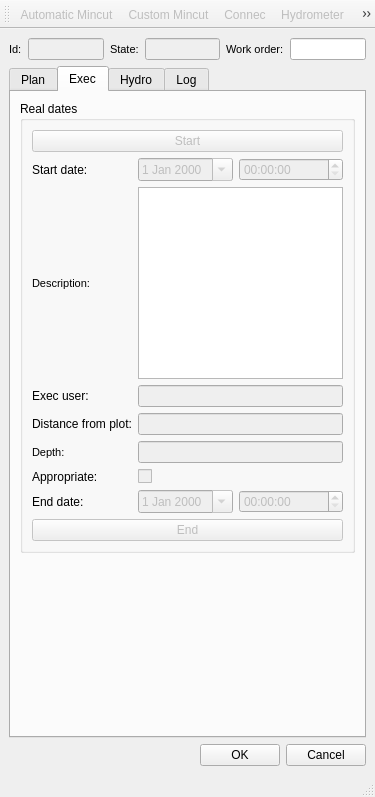
Giswater/giswater_qgis_plugin, file ui/mincut.ui: the form before one commit.
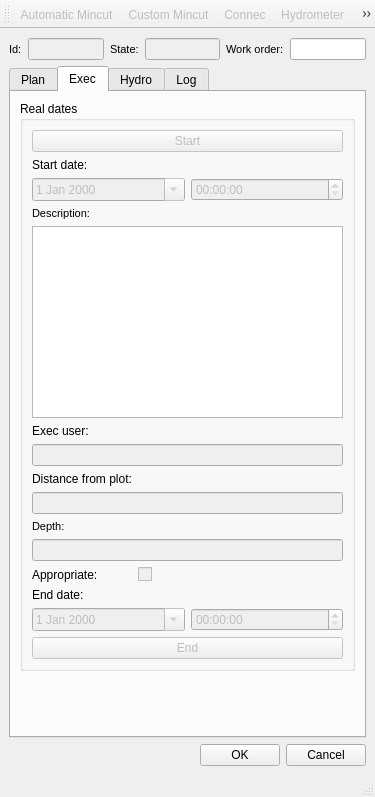
The form after the commit. The open tabs and pages were chosen to show the change. Icons and pictures are not drawn.

Commit message: Enhancement: mincut form

What changed in the file:
```diff
--- a/ui/mincut.ui
+++ b/ui/mincut.ui
@@ -535,85 +535,30 @@
                </property>
               </widget>
              </item>
-             <item row="6" column="0">
+             <item row="12" column="0">
               <widget class="QLabel" name="lbl_exec_appropriate">
                <property name="text">
                 <string>Appropriate:</string>
                </property>
               </widget>
              </item>
-             <item row="1" column="0">
-              <widget class="QLabel" name="lbl_exec_startdate">
-               <property name="text">
-                <string>Start date:</string>
-               </property>
-              </widget>
-             </item>
-             <item row="2" column="0">
-              <widget class="QLabel" name="lbl_descript_rd">
-               <property name="font">
-                <font>
-                 <pointsize>8</pointsize>
-                </font>
-               </property>
-               <property name="frameShape">
-                <enum>QFrame::NoFrame</enum>
-               </property>
-               <property name="frameShadow">
-                <enum>QFrame::Plain</enum>
-               </property>
-               <property name="text">
-                <string>Description:</string>
-               </property>
-               <property name="textFormat">
-                <enum>Qt::AutoText</enum>
-               </property>
-               <property name="scaledContents">
-                <bool>false</bool>
-               </property>
-               <property name="margin">
-                <number>3</number>
-               </property>
-              </widget>
-             </item>
-             <item row="7" column="1">
-              <widget class="QDateEdit" name="cbx_date_end">
+             <item row="17" column="0" colspan="3">
+              <widget class="QPushButton" name="btn_end">
                <property name="enabled">
                 <bool>false</bool>
                </property>
-               <property name="calendarPopup">
-                <bool>true</bool>
+               <property name="sizePolicy">
+                <sizepolicy hsizetype="Preferred" vsizetype="Fixed">
+                 <horstretch>0</horstretch>
+                 <verstretch>0</verstretch>
+                </sizepolicy>
                </property>
-              </widget>
-             </item>
-             <item row="4" column="1" colspan="2">
-              <widget class="QLineEdit" name="distance">
-               <property name="enabled">
-                <bool>false</bool>
-               </property>
-              </widget>
-             </item>
-             <item row="7" column="0">
-              <widget class="QLabel" name="lbl_exec_enddate">
                <property name="text">
-                <string>End date:</string>
+                <string>End</string>
                </property>
               </widget>
              </item>
-             <item row="5" column="1" colspan="2">
-              <widget class="QLineEdit" name="depth">
-               <property name="enabled">
-                <bool>false</bool>
-               </property>
-               <property name="inputMask">
-                <string/>
-               </property>
-               <property name="text">
-                <string/>
-               </property>
-              </widget>
-             </item>
-             <item row="6" column="1" colspan="2">
+             <item row="12" column="1" colspan="2">
               <widget class="QCheckBox" name="appropiate">
                <property name="enabled">
                 <bool>false</bool>
@@ -635,46 +580,125 @@
                </property>
               </widget>
              </item>
-             <item row="4" column="0">
-              <widget class="QLabel" name="lbl_dist_from_plot">
-               <property name="text">
-                <string>Distance from plot:</string>
-               </property>
-              </widget>
-             </item>
-             <item row="1" column="2">
-              <widget class="QTimeEdit" name="cbx_hours_start">
-               <property name="enabled">
-                <bool>false</bool>
-               </property>
-               <property name="sizePolicy">
-                <sizepolicy hsizetype="Expanding" vsizetype="Fixed">
-                 <horstretch>0</horstretch>
-                 <verstretch>0</verstretch>
-                </sizepolicy>
-               </property>
-              </widget>
-             </item>
-             <item row="2" column="1" colspan="2">
+             <item row="4" column="0" colspan="3">
               <widget class="QTextEdit" name="real_description"/>
              </item>
-             <item row="1" column="1">
-              <widget class="QDateEdit" name="cbx_date_start">
+             <item row="9" column="0" colspan="3">
+              <widget class="QLineEdit" name="distance">
                <property name="enabled">
                 <bool>false</bool>
                </property>
-               <property name="sizePolicy">
-                <sizepolicy hsizetype="Preferred" vsizetype="Preferred">
-                 <horstretch>0</horstretch>
-                 <verstretch>0</verstretch>
-                </sizepolicy>
+              </widget>
+             </item>
+             <item row="11" column="0" colspan="3">
+              <widget class="QLineEdit" name="depth">
+               <property name="enabled">
+                <bool>false</bool>
                </property>
-               <property name="calendarPopup">
-                <bool>true</bool>
+               <property name="inputMask">
+                <string/>
                </property>
+               <property name="text">
+                <string/>
+               </property>
               </widget>
              </item>
-             <item row="5" column="0">
+             <item row="15" column="0" colspan="3">
+              <layout class="QGridLayout" name="gridLayout_2">
+               <item row="1" column="0">
+                <widget class="QDateEdit" name="cbx_date_end">
+                 <property name="enabled">
+                  <bool>false</bool>
+                 </property>
+                 <property name="calendarPopup">
+                  <bool>true</bool>
+                 </property>
+                </widget>
+               </item>
+               <item row="1" column="1">
+                <widget class="QTimeEdit" name="cbx_hours_end">
+                 <property name="enabled">
+                  <bool>false</bool>
+                 </property>
+                </widget>
+               </item>
+               <item row="0" column="0" colspan="2">
+                <widget class="QLabel" name="lbl_exec_enddate">
+                 <property name="text">
+                  <string>End date:</string>
+                 </property>
+                </widget>
+               </item>
+              </layout>
+             </item>
+             <item row="1" column="0" colspan="3">
+              <layout class="QGridLayout" name="gridLayout_18">
+               <item row="1" column="0">
+                <widget class="QDateEdit" name="cbx_date_start">
+                 <property name="enabled">
+                  <bool>false</bool>
+                 </property>
+                 <property name="sizePolicy">
+                  <sizepolicy hsizetype="Minimum" vsizetype="Fixed">
+                   <horstretch>0</horstretch>
+                   <verstretch>0</verstretch>
+                  </sizepolicy>
+                 </property>
+                 <property name="calendarPopup">
+                  <bool>true</bool>
+                 </property>
+                </widget>
+               </item>
+               <item row="1" column="1">
+                <widget class="QTimeEdit" name="cbx_hours_start">
+                 <property name="enabled">
+                  <bool>false</bool>
+                 </property>
+                 <property name="sizePolicy">
+                  <sizepolicy hsizetype="Minimum" vsizetype="Fixed">
+                   <horstretch>0</horstretch>
+                   <verstretch>0</verstretch>
+                  </sizepolicy>
+                 </property>
+                </widget>
+               </item>
+               <item row="0" column="0" colspan="2">
+                <widget class="QLabel" name="lbl_exec_startdate">
+                 <property name="text">
+                  <string>Start date:</string>
+                 </property>
+                </widget>
+               </item>
+              </layout>
+             </item>
+             <item row="3" column="0" colspan="3">
+              <widget class="QLabel" name="lbl_descript_rd">
+               <property name="font">
+                <font>
+                 <pointsize>8</pointsize>
+                </font>
+               </property>
+               <property name="frameShape">
+                <enum>QFrame::NoFrame</enum>
+               </property>
+               <property name="frameShadow">
+                <enum>QFrame::Plain</enum>
+               </property>
+               <property name="text">
+                <string>Description:</string>
+               </property>
+               <property name="textFormat">
+                <enum>Qt::AutoText</enum>
+               </property>
+               <property name="scaledContents">
+                <bool>false</bool>
+               </property>
+               <property name="margin">
+                <number>3</number>
+               </property>
+              </widget>
+             </item>
+             <item row="10" column="0" colspan="3">
               <widget class="QLabel" name="lbl_depth">
                <property name="font">
                 <font>
@@ -705,36 +729,20 @@
               </widget>
              </item>
              <item row="8" column="0" colspan="3">
-              <widget class="QPushButton" name="btn_end">
-               <property name="enabled">
-                <bool>false</bool>
-               </property>
-               <property name="sizePolicy">
-                <sizepolicy hsizetype="Preferred" vsizetype="Fixed">
-                 <horstretch>0</horstretch>
-                 <verstretch>0</verstretch>
-                </sizepolicy>
-               </property>
+              <widget class="QLabel" name="lbl_dist_from_plot">
                <property name="text">
-                <string>End</string>
+                <string>Distance from plot:</string>
                </property>
               </widget>
              </item>
-             <item row="7" column="2">
-              <widget class="QTimeEdit" name="cbx_hours_end">
-               <property name="enabled">
-                <bool>false</bool>
-               </property>
-              </widget>
-             </item>
-             <item row="3" column="0">
+             <item row="6" column="0" colspan="3">
               <widget class="QLabel" name="lbl_exec_user">
                <property name="text">
                 <string>Exec user:</string>
                </property>
               </widget>
              </item>
-             <item row="3" column="1" colspan="2">
+             <item row="7" column="0" colspan="3">
               <widget class="QLineEdit" name="txt_exec_user">
                <property name="enabled">
                 <bool>false</bool>
```
Left out of the diff: 369 changed lines with no effect on the pictures.
